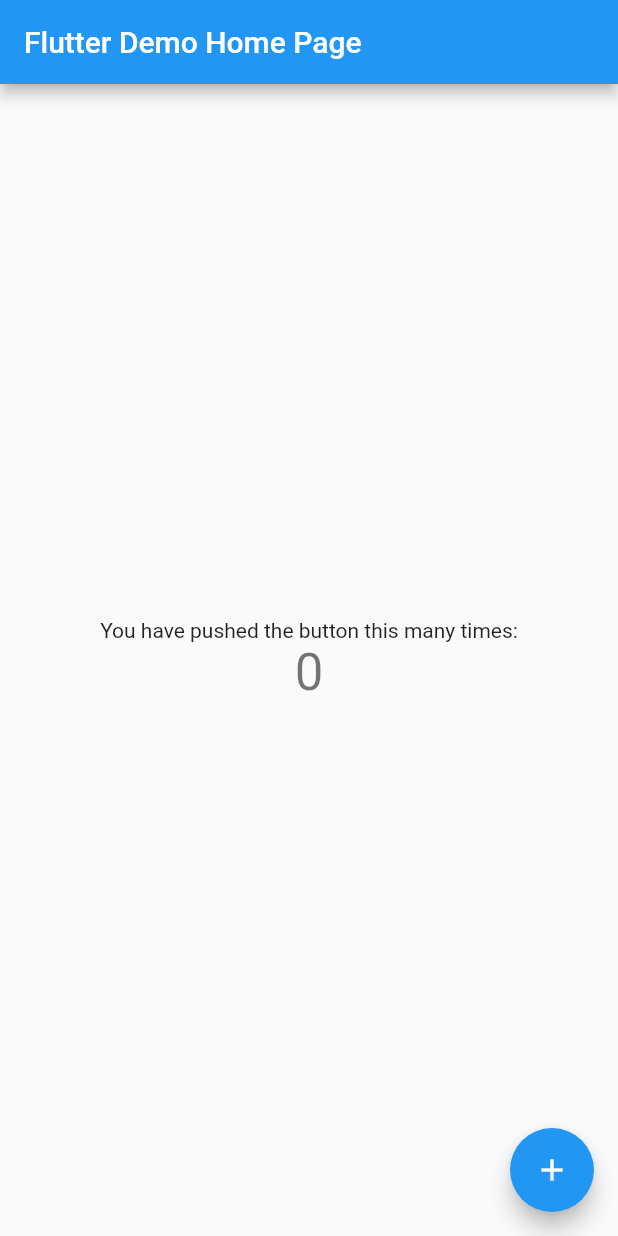
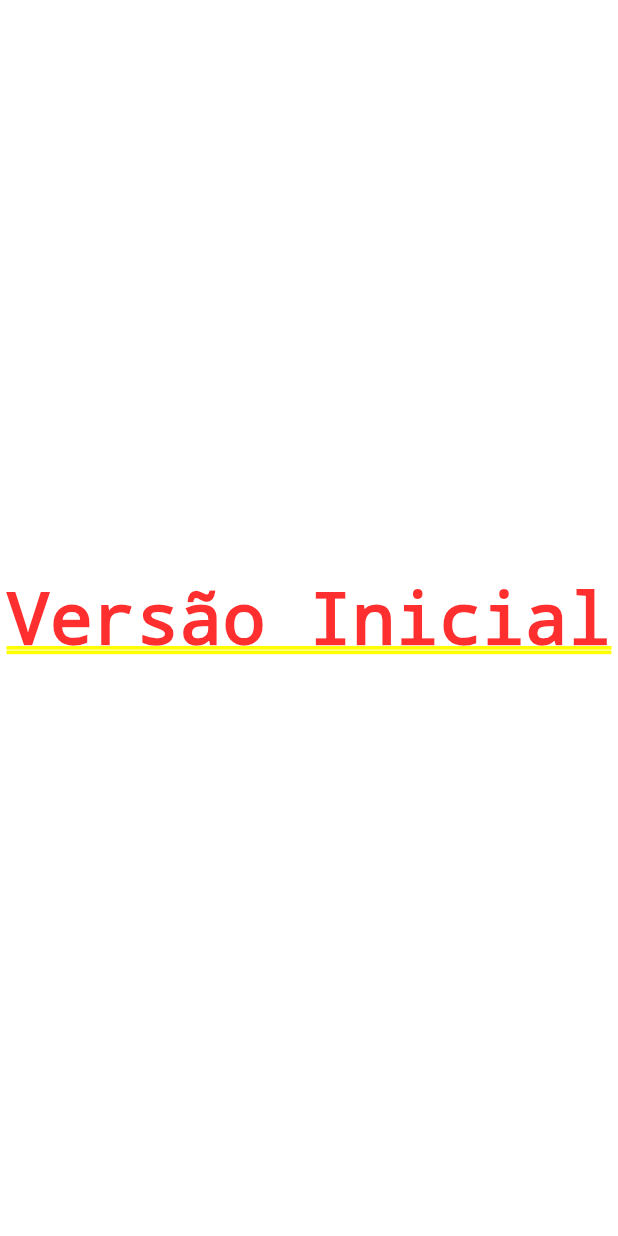
Before and after one commit to juareribeiro/Expenses, a Flutter app: the screen it shows after launch, on a phone screen of 412 x 824 dp. Run offline on Flutter 3.47's test engine with Material 2 defaults, Android fonts, the phone set to English and light mode, and no system bars.

Commit message:
Versão inicial

```diff
--- a/lib/main.dart
+++ b/lib/main.dart
@@ -1,117 +1,21 @@
 import 'package:flutter/material.dart';
 
-void main() {
-  runApp(MyApp());
-}
+main() => runApp(ExpensesApp());
 
-class MyApp extends StatelessWidget {
-  // This widget is the root of your application.
+class ExpensesApp extends StatelessWidget {
   @override
   Widget build(BuildContext context) {
     return MaterialApp(
-      title: 'Flutter Demo',
-      theme: ThemeData(
-        // This is the theme of your application.
-        //
-        // Try running your application with "flutter run". You'll see the
-        // application has a blue toolbar. Then, without quitting the app, try
-        // changing the primarySwatch below to Colors.green and then invoke
-        // "hot reload" (press "r" in the console where you ran "flutter run",
-        // or simply save your changes to "hot reload" in a Flutter IDE).
-        // Notice that the counter didn't reset back to zero; the application
-        // is not restarted.
-        primarySwatch: Colors.blue,
-        // This makes the visual density adapt to the platform that you run
-        // the app on. For desktop platforms, the controls will be smaller and
-        // closer together (more dense) than on mobile platforms.
-        visualDensity: VisualDensity.adaptivePlatformDensity,
-      ),
-      home: MyHomePage(title: 'Flutter Demo Home Page'),
+      home: MyHomePage(),
     );
   }
 }
 
-class MyHomePage extends StatefulWidget {
-  MyHomePage({Key key, this.title}) : super(key: key);
-
-  // This widget is the home page of your application. It is stateful, meaning
-  // that it has a State object (defined below) that contains fields that affect
-  // how it looks.
-
-  // This class is the configuration for the state. It holds the values (in this
-  // case the title) provided by the parent (in this case the App widget) and
-  // used by the build method of the State. Fields in a Widget subclass are
-  // always marked "final".
-
-  final String title;
-
-  @override
-  _MyHomePageState createState() => _MyHomePageState();
-}
-
-class _MyHomePageState extends State<MyHomePage> {
-  int _counter = 0;
-
-  void _incrementCounter() {
-    setState(() {
-      // This call to setState tells the Flutter framework that something has
-      // changed in this State, which causes it to rerun the build method below
-      // so that the display can reflect the updated values. If we changed
-      // _counter without calling setState(), then the build method would not be
-      // called again, and so nothing would appear to happen.
-      _counter++;
-    });
-  }
-
+class MyHomePage extends StatelessWidget {
   @override
   Widget build(BuildContext context) {
-    // This method is rerun every time setState is called, for instance as done
-    // by the _incrementCounter method above.
-    //
-    // The Flutter framework has been optimized to make rerunning build methods
-    // fast, so that you can just rebuild anything that needs updating rather
-    // than having to individually change instances of widgets.
-    return Scaffold(
-      appBar: AppBar(
-        // Here we take the value from the MyHomePage object that was created by
-        // the App.build method, and use it to set our appbar title.
-        title: Text(widget.title),
-      ),
-      body: Center(
-        // Center is a layout widget. It takes a single child and positions it
-        // in the middle of the parent.
-        child: Column(
-          // Column is also a layout widget. It takes a list of children and
-          // arranges them vertically. By default, it sizes itself to fit its
-          // children horizontally, and tries to be as tall as its parent.
-          //
-          // Invoke "debug painting" (press "p" in the console, choose the
-          // "Toggle Debug Paint" action from the Flutter Inspector in Android
-          // Studio, or the "Toggle Debug Paint" command in Visual Studio Code)
-          // to see the wireframe for each widget.
-          //
-          // Column has various properties to control how it sizes itself and
-          // how it positions its children. Here we use mainAxisAlignment to
-          // center the children vertically; the main axis here is the vertical
-          // axis because Columns are vertical (the cross axis would be
-          // horizontal).
-          mainAxisAlignment: MainAxisAlignment.center,
-          children: <Widget>[
-            Text(
-              'You have pushed the button this many times:',
-            ),
-            Text(
-              '$_counter',
-              style: Theme.of(context).textTheme.headline4,
-            ),
-          ],
-        ),
-      ),
-      floatingActionButton: FloatingActionButton(
-        onPressed: _incrementCounter,
-        tooltip: 'Increment',
-        child: Icon(Icons.add),
-      ), // This trailing comma makes auto-formatting nicer for build methods.
+    return Center(
+      child: Text('Versão Inicial'),
     );
   }
 }
```
Also changed, not shown: 1 other file.
